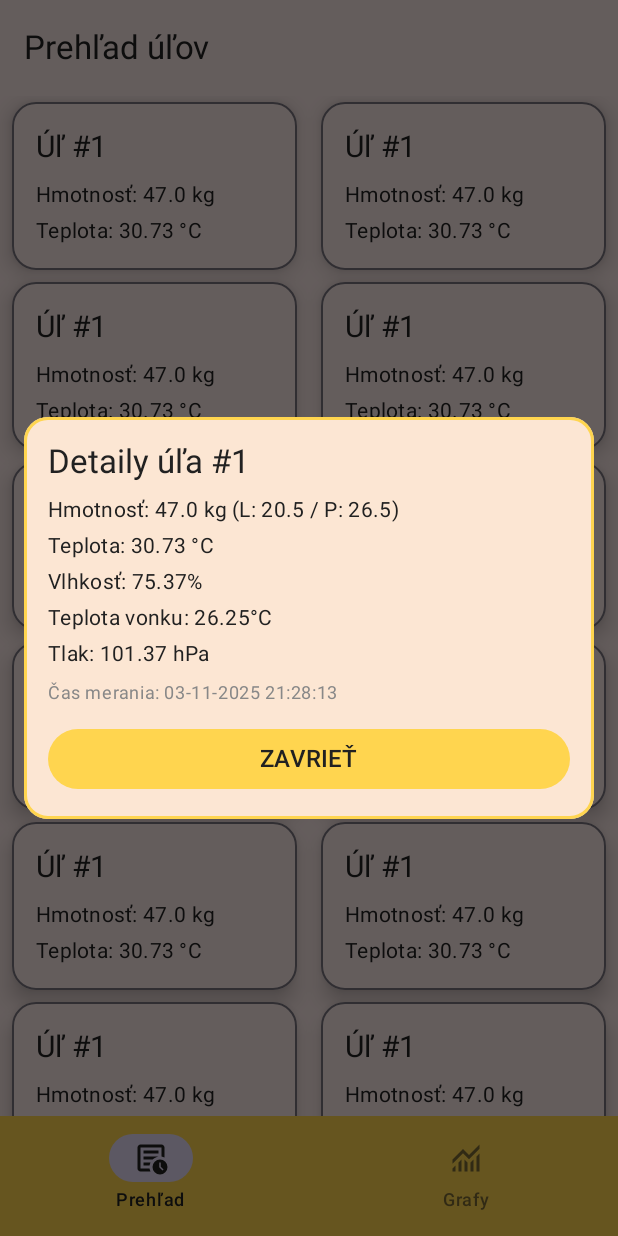
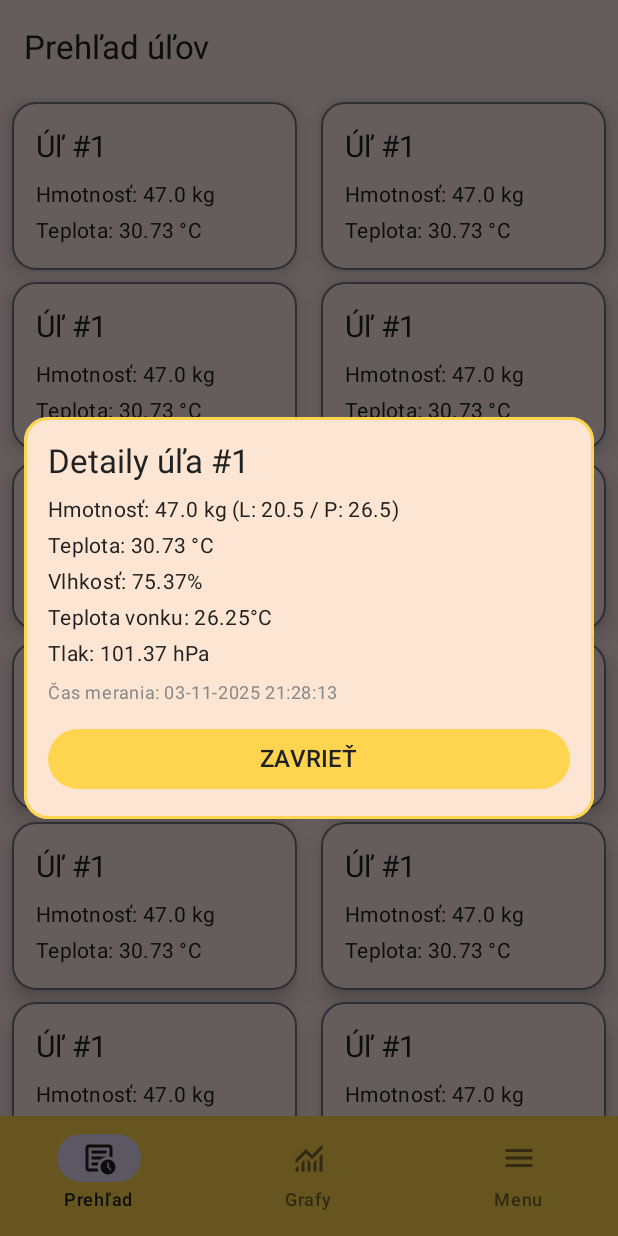
Before and after one commit to Miclah/BeeSense, an Android app built with Jetpack Compose: the screen it shows after launch (MainActivity), after a tap on an icon or button, on a phone screen of 412 x 824 dp. Run offline under Robolectric (Android 15) with nearby library versions, the phone set to English and light mode, and no system bars.

Commit message:
Menu and Dialog changes
- Changed text generation in HiveDetailDialog class to better show total weight in case of null values.
- Added a new item called "Menu" to navigation bar.

```diff
--- a/app/src/main/java/com/beesense/MainActivity.kt
+++ b/app/src/main/java/com/beesense/MainActivity.kt
@@ -15,6 +15,7 @@ import com.beesense.ui.components.BottomNavigationBar
 import com.beesense.ui.navigation.Screen
 import com.beesense.ui.screens.OverviewScreen
 import com.beesense.ui.screens.GraphScreen
+import com.beesense.ui.screens.Menu
 import com.beesense.ui.theme.BeeSenseTheme
 
 class MainActivity : ComponentActivity() {
@@ -31,7 +32,7 @@ class MainActivity : ComponentActivity() {
 @Composable
 fun MainApp() {
     val navController = rememberNavController()
-    val items = listOf(Screen.Overview, Screen.Graphs)
+    val items = listOf(Screen.Overview, Screen.Graphs, Screen.Menu)
     Scaffold(
         bottomBar = {
             val navBackStackEntry = navController.currentBackStackEntryAsState()
@@ -59,6 +60,7 @@ fun MainApp() {
         ) {
             composable(Screen.Overview.route) { OverviewScreen() }
             composable(Screen.Graphs.route) { GraphScreen() }
+            composable(Screen.Menu.route) { Menu() }
         }
     }
 }
--- a/app/src/main/java/com/beesense/data/repository/HiveRepository.kt
+++ b/app/src/main/java/com/beesense/data/repository/HiveRepository.kt
@@ -9,9 +9,9 @@ class HiveRepository {
         // test data
         return listOf(
             HiveData(1, "03-11-2025 21:28:13", 47f, 30.73f, 26.25f, 20.5f, 26.5f, 101.37f, 75.37f),
-            HiveData(1, "03-11-2025 21:28:13", 47f, 30.73f, 26.25f, 20.5f, 26.5f, 101.37f, 75.37f),
-            HiveData(1, "03-11-2025 21:28:13", 47f, 30.73f, 26.25f, 20.5f, 26.5f, 101.37f, 75.37f),
-            HiveData(1, "03-11-2025 21:28:13", 47f, 30.73f, 26.25f, 20.5f, 26.5f, 101.37f, 75.37f),
+            HiveData(1, "03-11-2025 21:28:13", 47f, 30.73f, 26.25f, humidity = .37f),
+            HiveData(1, "03-11-2025 21:28:13", 47f, 30.73f, 26.25f,  26.5f, weightRight = null, 75.37f),
+            HiveData(1, "03-11-2025 21:28:13", 47f, 30.73f, 26.25f,  weightRight = 40.5f),
             HiveData(1, "03-11-2025 21:28:13", 47f, 30.73f, 26.25f, 20.5f, 26.5f, 101.37f, 75.37f),
             HiveData(1, "03-11-2025 21:28:13", 47f, 30.73f, 26.25f, 20.5f, 26.5f, 101.37f, 75.37f),
             HiveData(1, "03-11-2025 21:28:13", 47f, 30.73f, 26.25f, 20.5f, 26.5f, 101.37f, 75.37f),
--- a/app/src/main/java/com/beesense/ui/components/HiveDetailDialog.kt
+++ b/app/src/main/java/com/beesense/ui/components/HiveDetailDialog.kt
@@ -39,11 +39,14 @@ fun HiveDetailDialog(hiveData: HiveData, onDismiss: () -> Unit) {
 
                 Text(
                     text = "Hmotnosť: ${hiveData.totalWeight} kg" +
-                            (hiveData.weightLeft?.let { " (L: $it" } ?: "") +
-                            (hiveData.weightRight?.let { " / P: $it)" } ?: if (hiveData.weightLeft != null) ")" else ""),
+                            when {
+                                hiveData.weightLeft != null && hiveData.weightRight != null -> " (L: ${hiveData.weightLeft} / P: ${hiveData.weightRight})"
+                                hiveData.weightLeft != null -> " (L: ${hiveData.weightLeft} kg)"
+                                hiveData.weightRight != null -> " (P: ${hiveData.weightRight} kg)"
+                                else -> ""
+                            },
                     style = MaterialTheme.typography.bodyMedium
                 )
-
                 Spacer(modifier = Modifier.height(4.dp))
 
                 Text(text = "Teplota: ${hiveData.temperatureSensor} °C", style = MaterialTheme.typography.bodyMedium)
--- a/app/src/main/java/com/beesense/ui/navigation/Screen.kt
+++ b/app/src/main/java/com/beesense/ui/navigation/Screen.kt
@@ -5,4 +5,5 @@ import com.beesense.R
 sealed class Screen(val route: String, val label: String, val icon: Int) {
     object Overview : Screen("overview", "Prehľad", R.drawable.ic_overview)
     object Graphs : Screen("graphs", "Grafy", R.drawable.ic_graph)
+    object Menu : Screen("menu", "Menu", R.drawable.ic_menu)
 }
--- /dev/null
+++ b/app/src/main/java/com/beesense/ui/screens/Menu.kt
@@ -0,0 +1,4 @@
+package com.beesense.ui.screens
+
+class Menu {
+}
--- /dev/null
+++ b/app/src/main/res/drawable/ic_menu.xml
@@ -0,0 +1,9 @@
+<vector xmlns:android="http://schemas.android.com/apk/res/android"
+    android:width="24dp"
+    android:height="24dp"
+    android:viewportWidth="960"
+    android:viewportHeight="960">
+  <path
+      android:pathData="M120,720v-80h720v80L120,720ZM120,520v-80h720v80L120,520ZM120,320v-80h720v80L120,320Z"
+      android:fillColor="#e3e3e3"/>
+</vector>
```
